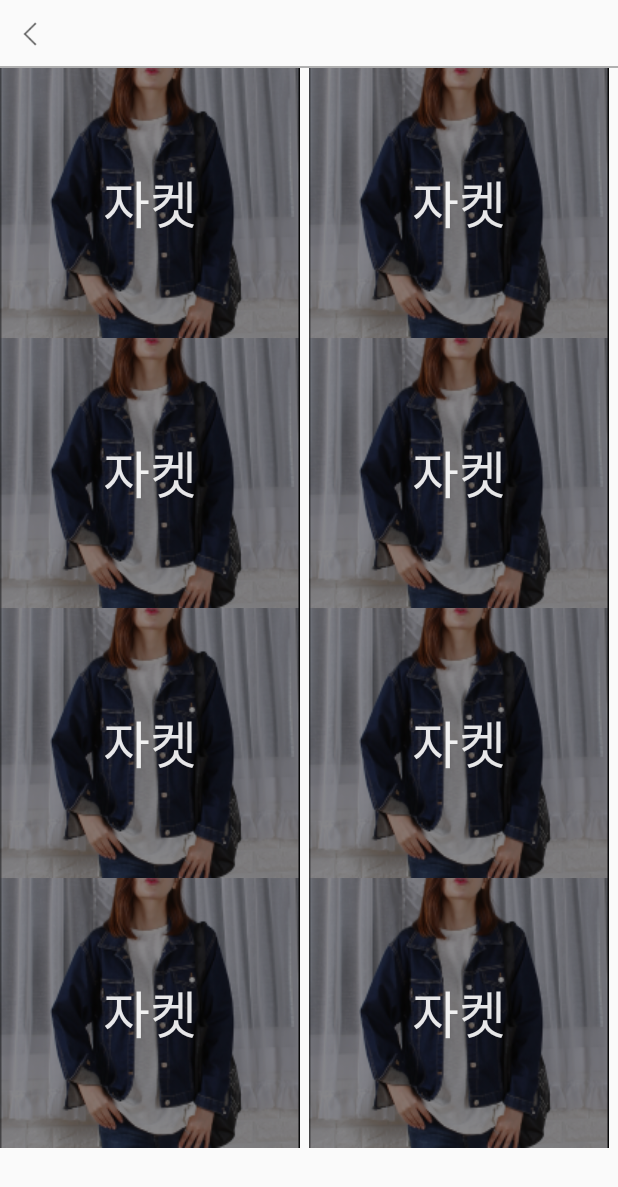
After one commit to nangzz/mozimozi, an Android app: the CategoryListActivity screen opened directly, with no data from a screen before it, on a phone screen of 412 x 824 dp. The commit adds this screen. Shown: the top 1187 px of the screen. Run offline under Robolectric (Android 15) with nearby library versions, the phone set to English and light mode, and no system bars.

Commit message:
드라마 리스트에서 드라마를 누르면 해당 드라마의 카테고리 리스트로 넘어가도록 기눙 추가

```diff
--- a/app/src/main/AndroidManifest.xml
+++ b/app/src/main/AndroidManifest.xml
@@ -23,6 +23,8 @@
 
         <activity android:name=".dramalist.DramaMainActivity"/>
 
+        <activity android:name=".category.CategoryListActivity"/>
+
     </application>
 
 </manifest>
--- /dev/null
+++ b/app/src/main/java/com/prograpy/app1/appdev1/category/CategoryListActivity.java
@@ -0,0 +1,52 @@
+package com.prograpy.app1.appdev1.category;
+
+import android.os.Bundle;
+import android.support.annotation.Nullable;
+import android.support.v7.app.AppCompatActivity;
+import android.support.v7.widget.GridLayoutManager;
+import android.support.v7.widget.RecyclerView;
+
+import com.prograpy.app1.appdev1.R;
+import com.prograpy.app1.appdev1.view.TopbarView;
+
+/**
+ * Created by SeungJun on 2018-04-05.
+ */
+
+public class CategoryListActivity extends AppCompatActivity{
+
+    private RecyclerView categoryRecyclerView;
+    private CategoryRecyclerAdapter categoryRecyclerAdapter;
+
+    private TopbarView topbarView;
+
+    @Override
+    protected void onCreate(@Nullable Bundle savedInstanceState) {
+        super.onCreate(savedInstanceState);
+
+        setContentView(R.layout.activity_category_main);
+
+
+        topbarView = (TopbarView) findViewById(R.id.title);
+        topbarView.setType(TopbarView.TOPBAR_TYPE.BACK_TITLE);
+        topbarView.setTopBarTitle(getIntent().getStringExtra("title"));
+        topbarView.setTopMenuBackClick(new TopbarView.ItemClick() {
+            @Override
+            public void onItemClick() {
+                finish();
+            }
+        });
+
+
+        categoryRecyclerView = (RecyclerView) findViewById(R.id.category_list);
+
+        categoryRecyclerAdapter = new CategoryRecyclerAdapter();
+
+        GridLayoutManager gridLayoutManager = new GridLayoutManager(this, 2);
+        categoryRecyclerView.setLayoutManager(gridLayoutManager);
+        categoryRecyclerView.setAdapter(categoryRecyclerAdapter);
+
+    }
+
+
+}
--- /dev/null
+++ b/app/src/main/java/com/prograpy/app1/appdev1/category/CategoryRecyclerAdapter.java
@@ -0,0 +1,50 @@
+package com.prograpy.app1.appdev1.category;
+
+import android.support.v7.widget.RecyclerView;
+import android.view.LayoutInflater;
+import android.view.View;
+import android.view.ViewGroup;
+
+import com.prograpy.app1.appdev1.R;
+
+/**
+ * Created by SeungJun on 2018-04-05.
+ */
+
+public class CategoryRecyclerAdapter extends RecyclerView.Adapter<CategoryRecyclerAdapter.CategoryRecyclerViewHolder> {
+
+
+    @Override
+    public CategoryRecyclerViewHolder onCreateViewHolder(ViewGroup parent, int viewType) {
+
+        View view = LayoutInflater.from(parent.getContext()).inflate(R.layout.view_category_item, parent,false);
+
+        return new CategoryRecyclerViewHolder(view);
+    }
+
+    @Override
+    public void onBindViewHolder(CategoryRecyclerViewHolder holder, int position) {
+
+        if(holder instanceof CategoryRecyclerViewHolder){
+
+
+        }
+
+    }
+
+    @Override
+    public int getItemCount() {
+        return 8;
+    }
+
+
+    public class CategoryRecyclerViewHolder extends RecyclerView.ViewHolder{
+
+
+
+        public CategoryRecyclerViewHolder(View itemView) {
+            super(itemView);
+        }
+    }
+
+}
--- a/app/src/main/java/com/prograpy/app1/appdev1/dramalist/Adapter.java
+++ b/app/src/main/java/com/prograpy/app1/appdev1/dramalist/Adapter.java
@@ -19,10 +19,13 @@ public class Adapter extends RecyclerView.Adapter<Adapter.ViewHolder> {
     List<ItemData> itemData;
     int item_layout;
 
-    public Adapter(Context context, List<ItemData> itemData, int item_layout) {
+    private View.OnClickListener listener;
+
+    public Adapter(Context context, List<ItemData> itemData, int item_layout, View.OnClickListener listener) {
         this.context = context;
         this.itemData = itemData;
         this.item_layout = item_layout;
+        this.listener = listener;
     }
 
     Adapter(List data) {
@@ -48,7 +51,8 @@ public class Adapter extends RecyclerView.Adapter<Adapter.ViewHolder> {
         holder.listActor.setText(item.getActor());
         holder.listTag.setText(item.getTag());
 
-
+        holder.cardView.setOnClickListener(listener);
+        holder.cardView.setTag(item.getTitle());
     }
 
     @Override
--- a/app/src/main/java/com/prograpy/app1/appdev1/dramalist/DramaMainActivity.java
+++ b/app/src/main/java/com/prograpy/app1/appdev1/dramalist/DramaMainActivity.java
@@ -1,11 +1,14 @@
 package com.prograpy.app1.appdev1.dramalist;
 
+import android.content.Intent;
 import android.os.Bundle;
 import android.support.v7.app.AppCompatActivity;
 import android.support.v7.widget.LinearLayoutManager;
 import android.support.v7.widget.RecyclerView;
+import android.view.View;
 
 import com.prograpy.app1.appdev1.R;
+import com.prograpy.app1.appdev1.category.CategoryListActivity;
 import com.prograpy.app1.appdev1.view.TopbarView;
 
 import java.util.ArrayList;
@@ -17,6 +20,16 @@ public class DramaMainActivity extends AppCompatActivity {
     private RecyclerView recyclerView;
 
     private TopbarView topbarView;
+
+
+    private View.OnClickListener listener = new View.OnClickListener() {
+        @Override
+        public void onClick(View v) {
+            Intent i = new Intent(DramaMainActivity.this, CategoryListActivity.class);
+            i.putExtra("title", (String)v.getTag());
+            startActivity(i);
+        }
+    };
 
     @Override
     protected void onCreate(Bundle savedInstanceState) {
@@ -55,7 +68,7 @@ public class DramaMainActivity extends AppCompatActivity {
         for(int i = 0; i < 7; i++)
             itemData.add(itemData_array[i]);
 
-        adapter = new Adapter(getApplicationContext(), itemData, R.layout.darama_list_main);
+        adapter = new Adapter(getApplicationContext(), itemData, R.layout.darama_list_main, listener);
         recyclerView.setAdapter(adapter);
 
     }
--- /dev/null
+++ b/app/src/main/res/layout/activity_category_main.xml
@@ -0,0 +1,21 @@
+<?xml version="1.0" encoding="utf-8"?>
+<LinearLayout
+    xmlns:android="http://schemas.android.com/apk/res/android"
+    android:orientation="vertical"
+    android:layout_width="match_parent"
+    android:layout_height="match_parent">
+
+    <com.prograpy.app1.appdev1.view.TopbarView
+        android:id="@+id/title"
+        android:layout_width="match_parent"
+        android:layout_height="@dimen/topbar_height"/>
+
+
+    <android.support.v7.widget.RecyclerView
+        android:id="@+id/category_list"
+        android:layout_width="match_parent"
+        android:layout_height="wrap_content">
+
+    </android.support.v7.widget.RecyclerView>
+
+</LinearLayout>
--- /dev/null
+++ b/app/src/main/res/layout/view_category_item.xml
@@ -0,0 +1,33 @@
+<?xml version="1.0" encoding="utf-8"?>
+<RelativeLayout
+    xmlns:android="http://schemas.android.com/apk/res/android"
+    android:layout_width="wrap_content"
+    android:layout_height="wrap_content">
+
+    <FrameLayout
+        android:layout_width="200dp"
+        android:layout_height="180dp">
+
+        <ImageView
+            android:layout_width="match_parent"
+            android:layout_height="match_parent"
+            android:scaleType="fitXY"
+            android:src="@drawable/test"/>
+
+        <View
+            android:layout_width="match_parent"
+            android:layout_height="match_parent"
+            android:background="#77000000"/>
+
+        <TextView
+            android:layout_width="wrap_content"
+            android:layout_height="wrap_content"
+            android:text="자켓"
+            android:textSize="34sp"
+            android:layout_gravity="center"
+            android:textColor="@color/Color_white_90"/>
+
+    </FrameLayout>
+
+
+</RelativeLayout>
```
Also changed, not shown: app/src/main/res/drawable-xxhdpi/test.png (added).
